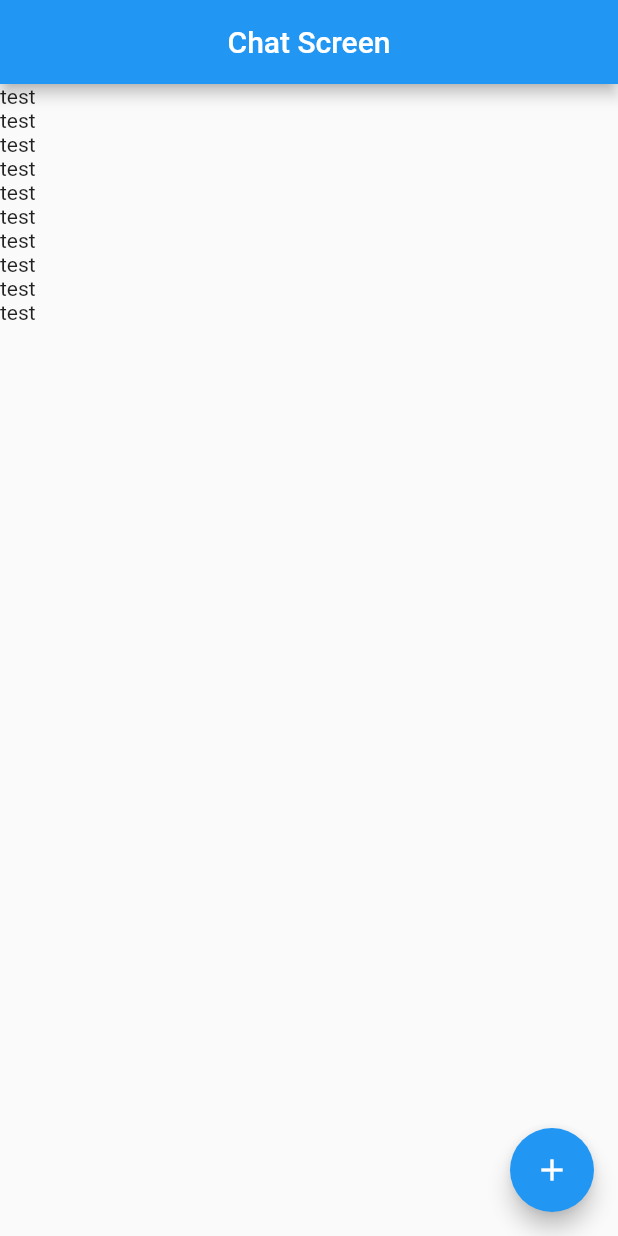
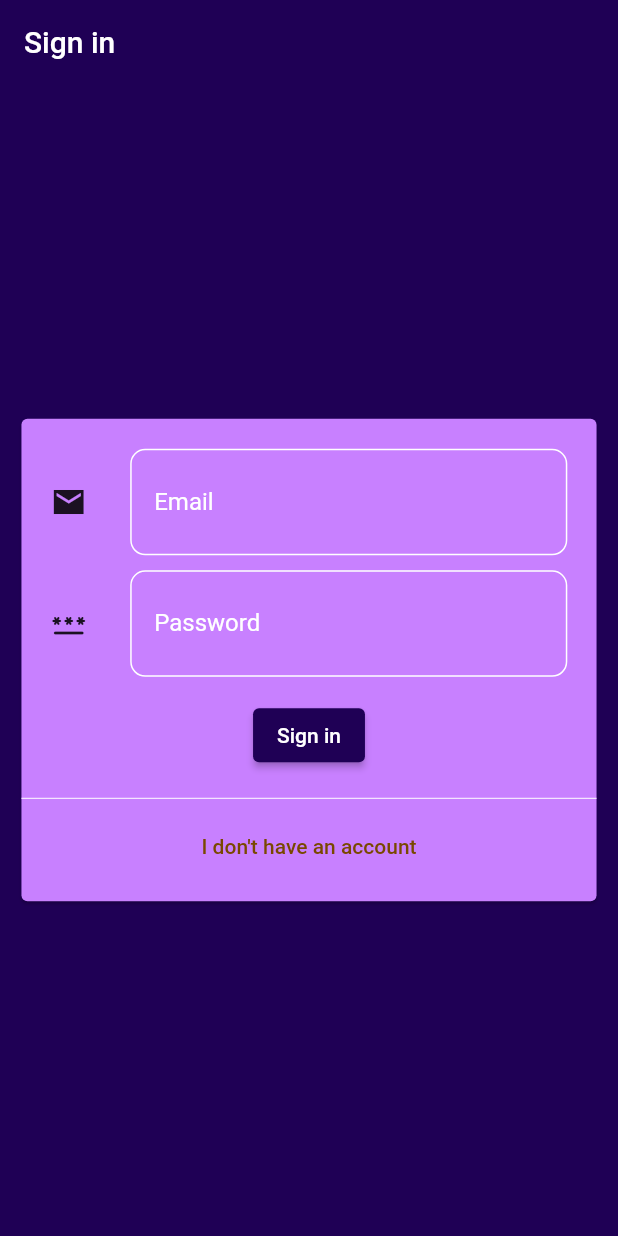
Before and after one commit to MoRmdn/Chat-App, a Flutter app: the screen it shows after launch, on a phone screen of 412 x 824 dp. Run offline on Flutter 3.47's test engine with Material 2 defaults, Android fonts, the phone set to English and light mode, and no system bars; our stand-ins replace cloud_firestore, firebase_core; accounts and stored records are empty; Roboto replaces fonts that are missing (Montserrat).

Commit message:
auth_screen and his logic to exchange data

```diff
--- /dev/null
+++ b/lib/helpers/theming.dart
@@ -0,0 +1,27 @@
+import 'package:flutter/material.dart';
+
+class CustomTheming {
+  static final ThemeData theme = ThemeData();
+
+  static ThemeData get lightTheme {
+    return ThemeData(
+        primaryColor: const Color.fromRGBO(31, 0, 85, 1),
+        splashColor: const Color.fromRGBO(200, 128, 255, 1),
+        dividerColor: Colors.white,
+        canvasColor: Colors.white,
+        //colorSchemeSeed: Colors.white,
+        appBarTheme: const AppBarTheme(
+          elevation: 2,
+          backgroundColor: Color.fromRGBO(31, 0, 85, 1),
+        ),
+        colorScheme: theme.colorScheme
+            .copyWith(secondary: const Color.fromRGBO(200, 128, 255, 1)),
+        scaffoldBackgroundColor: Colors.white,
+        fontFamily: 'Montserrat',
+        buttonTheme: ButtonThemeData(
+          shape:
+              RoundedRectangleBorder(borderRadius: BorderRadius.circular(18.0)),
+          buttonColor: const Color.fromRGBO(200, 128, 255, 1),
+        ));
+  }
+}
--- a/lib/main.dart
+++ b/lib/main.dart
@@ -1,7 +1,17 @@
-import 'package:chat/screens/chat_screen.dart';
+import 'package:chat/helpers/theming.dart';
+import 'package:chat/screens/auth_screen.dart';
+
+import '/screens/chat_screen.dart';
+
 import 'package:flutter/material.dart';
+import 'package:firebase_core/firebase_core.dart';
+import 'firebase_options.dart';
 
-void main() {
+void main() async {
+  WidgetsFlutterBinding.ensureInitialized();
+  await Firebase.initializeApp(
+    options: DefaultFirebaseOptions.currentPlatform,
+  );
   runApp(const MyApp());
 }
 
@@ -13,10 +23,8 @@ class MyApp extends StatelessWidget {
   Widget build(BuildContext context) {
     return MaterialApp(
       title: 'Flutter Demo',
-      theme: ThemeData(
-        primarySwatch: Colors.blue,
-      ),
-      home: const ChatScreen(),
+      theme: CustomTheming.lightTheme,
+      home: AuthScreen(),
     );
   }
 }
--- a/lib/screens/auth_screen.dart
+++ b/lib/screens/auth_screen.dart
@@ -0,0 +1,41 @@
+import 'package:chat/widgets/auth_widgets.dart';
+import 'package:flutter/material.dart';
+import 'package:chat/helpers/enum_helpers.dart';
+
+class AuthScreen extends StatefulWidget {
+  const AuthScreen({Key? key}) : super(key: key);
+
+  @override
+  _AuthScreenState createState() => _AuthScreenState();
+}
+
+class _AuthScreenState extends State<AuthScreen> {
+  bool _isItSignIn = true;
+
+  void submitFUN({
+    String? name,
+    String? email,
+    String? pass,
+    double? number,
+  }) {}
+
+  void anyChange(bool signIn) {
+    if (signIn != _isItSignIn) {
+      setState(() {
+        _isItSignIn = signIn;
+      });
+    }
+  }
+
+  @override
+  Widget build(BuildContext context) {
+    return Scaffold(
+      appBar: AppBar(
+        elevation: 0,
+        title: Text(_isItSignIn ? 'Sign in' : 'Sign up'),
+      ),
+      backgroundColor: Theme.of(context).primaryColor,
+      body: AuthWidgets(_isItSignIn, submitFUN, anyChange),
+    );
+  }
+}
--- /dev/null
+++ b/lib/widgets/auth_widgets.dart
@@ -0,0 +1,295 @@
+import 'package:flutter/material.dart';
+
+class AuthWidgets extends StatefulWidget {
+  bool isItSignIn;
+  final void Function({
+    String? name,
+    String? email,
+    String? pass,
+    double? number,
+  }) submitFN;
+  final void Function(bool isChanged) anyChange;
+  AuthWidgets(this.isItSignIn, this.submitFN, this.anyChange);
+
+  @override
+  _AuthWidgetsState createState() => _AuthWidgetsState();
+}
+
+class _AuthWidgetsState extends State<AuthWidgets> {
+  final formKey = GlobalKey<FormState>();
+  TextEditingController? _nameController;
+  TextEditingController? _emailController;
+  TextEditingController? _passController;
+  TextEditingController? _conPassController;
+  TextEditingController? _phoneNumController;
+
+  String name = '';
+  String email = '';
+  var pass;
+  var conPass;
+  double phoneNum = 0;
+
+  bool get isItChanged {
+    return widget.isItSignIn;
+  }
+
+  void tryToSubmit() {
+    final validate = formKey.currentState!.validate();
+    if (validate == false) {
+      return;
+    }
+    formKey.currentState!.save();
+
+    widget.submitFN(
+      name: name,
+      email: email,
+      pass: pass,
+      number: phoneNum,
+    );
+  }
+
+  @override
+  Widget build(BuildContext context) {
+    final deviceRatio = MediaQuery.of(context).size;
+    double width = deviceRatio.width * 0.95;
+    double height = widget.isItSignIn
+        ? deviceRatio.height * 0.40
+        : deviceRatio.height * 0.72;
+
+    return Center(
+      child: SizedBox(
+        // padding: const EdgeInsets.symmetric(horizontal: 10, vertical: 10),
+        width: width,
+        height: height,
+        child: Card(
+          color: Theme.of(context).colorScheme.secondary,
+          child: Form(
+            key: formKey,
+            child: SingleChildScrollView(
+              child: Column(
+                mainAxisSize: MainAxisSize.min,
+                children: [
+                  const SizedBox(
+                    height: 15,
+                  ),
+                  if (widget.isItSignIn == false)
+                    Padding(
+                      padding: const EdgeInsets.symmetric(
+                          vertical: 5, horizontal: 5),
+                      child: _TextFieldBuilder(
+                        key: 'Name',
+                        controller: _nameController,
+                        icon: Icons.person,
+                        context: context,
+                        width: width,
+                        text: const Text('Name'),
+                        validator: (value) {
+                          if (value == null || value.length < 3) {
+                            return 'please enter valid name';
+                          }
+                          return null;
+                        },
+                        onSaved: (value) {
+                          name = value!;
+                        },
+                      ),
+                    ),
+                  Padding(
+                    padding:
+                        const EdgeInsets.symmetric(vertical: 5, horizontal: 5),
+                    child: _TextFieldBuilder(
+                      key: 'Email',
+                      keyType: TextInputType.emailAddress,
+                      controller: _emailController,
+                      icon: Icons.email_sharp,
+                      context: context,
+                      width: width,
+                      text: const Text('Email'),
+                      validator: (value) {
+                        if (value == null ||
+                            !value.contains('@') ||
+                            !value.contains('.com') ||
+                            value.length < 6) {
+                          return 'please enter valid email';
+                        }
+                        return null;
+                      },
+                      onSaved: (value) {
+                        email = value!;
+                      },
+                    ),
+                  ),
+                  Padding(
+                    padding:
+                        const EdgeInsets.symmetric(vertical: 5, horizontal: 5),
+                    child: _TextFieldBuilder(
+                      key: 'Pass',
+                      hidePass: true,
+                      keyType: TextInputType.visiblePassword,
+                      controller: _passController,
+                      icon: Icons.password_rounded,
+                      context: context,
+                      width: width,
+                      text: const Text('Password'),
+                      validator: (value) {
+                        if (value == null || value.length < 8) {
+                          return 'please enter valid password';
+                        }
+                        return null;
+                      },
+                      onSaved: (value) {
+                        pass = value!;
+                      },
+                      // onEditingComplete: (value) {
+                      //   pass = value;
+                      // },
+                    ),
+                  ),
+                  if (widget.isItSignIn == false)
+                    Padding(
+                      padding: const EdgeInsets.symmetric(
+                          vertical: 5, horizontal: 5),
+                      child: _TextFieldBuilder(
+                        key: 'conPass',
+                        hidePass: true,
+                        controller: _conPassController,
+                        icon: Icons.password_rounded,
+                        context: context,
+                        width: width,
+                        text: const Text('Confirm Password'),
+                        validator: (value) {
+                          if (value == null || value.length < 8) {
+                            return 'please enter valid pass';
+                          }
+                          if (value != pass) {
+                            return 'no match';
+                          }
+                          return null;
+                        },
+                        onSaved: (value) {
+                          conPass = value!;
+                        },
+                      ),
+                    ),
+                  if (widget.isItSignIn == false)
+                    Padding(
+                      padding: const EdgeInsets.symmetric(
+                          vertical: 5, horizontal: 5),
+                      child: _TextFieldBuilder(
+                          key: 'Phone',
+                          controller: _phoneNumController,
+                          icon: Icons.phone_iphone_rounded,
+                          context: context,
+                          width: width,
+                          text: const Text('Phone Number'),
+                          validator: (value) {
+                            if (value == null || value.length != 11) {
+                              return 'please enter valid number';
+                            }
+                            return null;
+                          },
+                          onSaved: (value) {
+                            phoneNum = double.parse(value!);
+                          }),
+                    ),
+                  const SizedBox(
+                    height: 10,
+                  ),
+                  ElevatedButton(
+                    style: ButtonStyle(
+                      backgroundColor: MaterialStateProperty.all<Color>(
+                        const Color.fromRGBO(31, 0, 85, 1),
+                      ),
+                    ),
+                    onPressed: tryToSubmit,
+                    child: widget.isItSignIn
+                        ? const Text('Sign in')
+                        : const Text('Sign up'),
+                  ),
+                  const SizedBox(
+                    height: 10,
+                  ),
+                  const Divider(),
+                  TextButton(
+                    style: ButtonStyle(
+                      foregroundColor: MaterialStateProperty.all<Color>(
+                        Colors.white,
+                      ),
+                    ),
+                    onPressed: () {
+                      setState(() {
+                        widget.isItSignIn = !widget.isItSignIn;
+                      });
+                      widget.anyChange(widget.isItSignIn);
+                    },
+                    child: widget.isItSignIn
+                        ? const Text(
+                            'I don\'t have an account',
+                            style: TextStyle(
+                                color: Color.fromARGB(255, 121, 72, 0)),
+                          )
+                        : const Text(
+                            'I have an Account',
+                            style:
+                                TextStyle(color: Color.fromRGBO(31, 0, 85, 1)),
+                          ),
+                  )
+                ],
+              ),
+            ),
+          ),
+        ),
+      ),
+    );
+  }
+
+  Row _TextFieldBuilder({
+    BuildContext? context,
+    double? width,
+    IconData? icon,
+    Widget? text,
+    TextInputType? keyType,
+    String? key,
+    FormFieldValidator<String>? validator,
+    TextEditingController? controller,
+    bool hidePass = false,
+    FormFieldSetter<String>? onSaved,
+    ValueChanged<String>? onEditingComplete,
+  }) {
+    return Row(
+      mainAxisAlignment: MainAxisAlignment.spaceAround,
+      children: [
+        Align(alignment: Alignment.bottomCenter, child: Icon(icon)),
+        Container(
+          decoration: BoxDecoration(
+              borderRadius: BorderRadius.circular(10),
+              border: Border.all(
+                color: Theme.of(context!).canvasColor,
+              )),
+          padding: const EdgeInsets.symmetric(horizontal: 15, vertical: 5),
+          width: width! - 100,
+          child: TextFormField(
+            key: Key(key!),
+            obscureText: hidePass,
+            controller: controller,
+            cursorColor: Theme.of(context).canvasColor,
+            style: TextStyle(
+              color: Theme.of(context).primaryColor,
+            ),
+            decoration: InputDecoration(
+              label: text,
+              labelStyle: const TextStyle(
+                color: Colors.white,
+              ),
+              border: InputBorder.none,
+            ),
+            keyboardType: keyType,
+            validator: validator,
+            onSaved: onSaved,
+            onFieldSubmitted: onEditingComplete,
+          ),
+        )
+      ],
+    );
+  }
+}
--- a/pubspec.yaml
+++ b/pubspec.yaml
@@ -35,6 +35,7 @@ dependencies:
   # Use with the CupertinoIcons class for iOS style icons.
   cupertino_icons: ^1.0.2
   cloud_firestore: ^3.1.10
+  firebase_auth: ^3.3.10
 
 dev_dependencies:
   flutter_test:
```
Also changed, not shown: file.txt (added, +15 -0 lines), lib/screens/chat_screen.dart (+30 -6 lines), lib/firebase_options.dart (added), package-lock.json (added), pubspec.lock, 3 other files.
